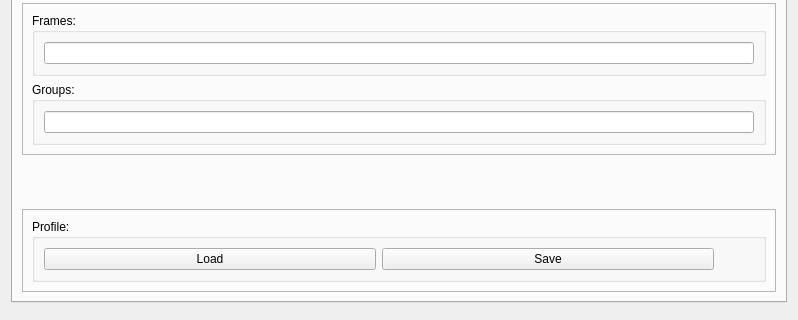
This is nxselector/ui/selector.ui in nexdatas/nxselector as Qt 5 draws it before an edit; both pictures show x 0 to 798 and y 182 to 502 of the 798 by 502 pixel window. The edited form follows.
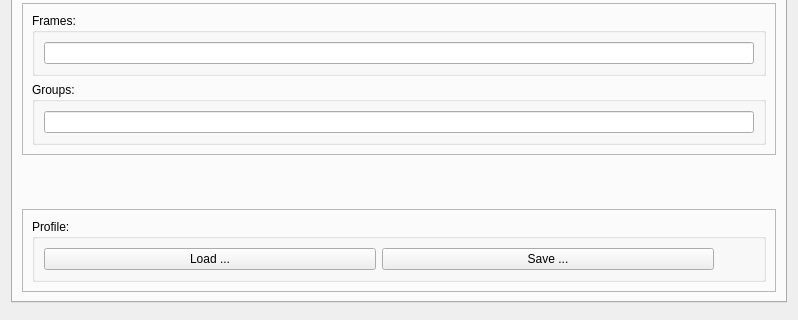
This is the edited form. The open tabs and pages were chosen to show the change.

Patch:
```diff
--- a/nxselector/ui/selector.ui
+++ b/nxselector/ui/selector.ui
@@ -621,14 +621,14 @@
              <item>
               <widget class="QPushButton" name="profLoadPushButton">
                <property name="text">
-                <string>Load</string>
+                <string>Load ...</string>
                </property>
               </widget>
              </item>
              <item>
               <widget class="QPushButton" name="profSavePushButton">
                <property name="text">
-                <string>Save</string>
+                <string>Save ...</string>
                </property>
               </widget>
              </item>
```
